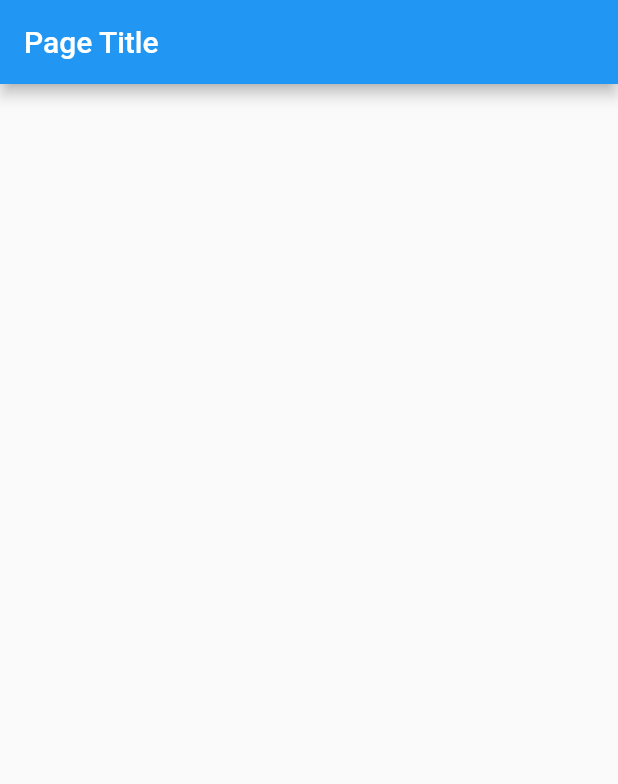
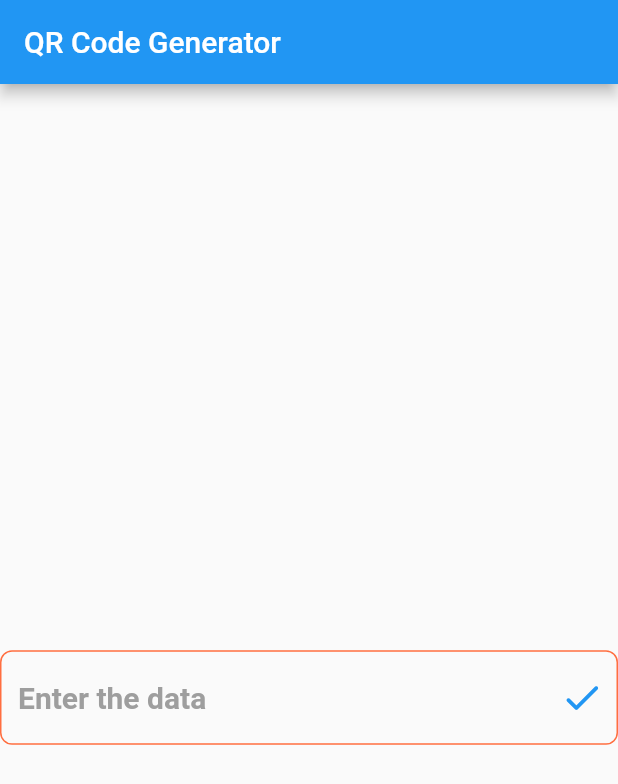
Before and after one commit to FadyFawzyOfficial/qr_code_scanner, a Flutter app: the screen it shows after launch, on a phone screen of 412 x 824 dp. Shown: the top 784 px of the screen. Run offline on Flutter 3.47's test engine with Material 2 defaults, Android fonts, the phone set to English and light mode, and no system bars.

Commit message:
1. Build the QR Generator Page

```diff
--- a/lib/main.dart
+++ b/lib/main.dart
@@ -1,4 +1,6 @@
 import 'package:flutter/material.dart';
+
+import 'pages/qr_generator_page.dart';
 
 void main() => runApp(MyApp());
 
@@ -6,28 +8,13 @@ class MyApp extends StatelessWidget {
   @override
   Widget build(BuildContext context) {
     return MaterialApp(
+      debugShowCheckedModeBanner: false,
       title: 'App',
       theme: ThemeData(
         primarySwatch: Colors.blue,
         visualDensity: VisualDensity.adaptivePlatformDensity,
       ),
-      home: MyHomePage(),
+      home: QRGeneratorPage(),
     );
   }
 }
-
-class MyHomePage extends StatefulWidget {
-  @override
-  _MyHomePageState createState() => _MyHomePageState();
-}
-
-class _MyHomePageState extends State<MyHomePage> {
-  @override
-  Widget build(BuildContext context) {
-    return Scaffold(
-      appBar: AppBar(
-        title: Text('Page Title'),
-      ),
-    );
-  }
-}
--- /dev/null
+++ b/lib/pages/qr_generator_page.dart
@@ -0,0 +1,58 @@
+import 'package:flutter/material.dart';
+
+class QRGeneratorPage extends StatefulWidget {
+  @override
+  _QRGeneratorPageState createState() => _QRGeneratorPageState();
+}
+
+class _QRGeneratorPageState extends State<QRGeneratorPage> {
+  final controller = TextEditingController();
+
+  @override
+  Widget build(BuildContext context) {
+    return Scaffold(
+      appBar: AppBar(
+        title: Text('QR Code Generator'),
+      ),
+      body: Center(
+        child: SingleChildScrollView(
+          child: Column(
+            mainAxisAlignment: MainAxisAlignment.center,
+            children: [
+              SizedBox(height: 50),
+              buildTextField(context),
+            ],
+          ),
+        ),
+      ),
+    );
+  }
+
+  Widget buildTextField(BuildContext context) {
+    return TextField(
+      controller: controller,
+      style: TextStyle(
+        color: Colors.white,
+        fontSize: 20,
+        fontWeight: FontWeight.bold,
+      ),
+      decoration: InputDecoration(
+        hintText: 'Enter the data',
+        hintStyle: TextStyle(color: Colors.grey),
+        enabledBorder: OutlineInputBorder(
+          borderRadius: BorderRadius.circular(8),
+          borderSide: BorderSide(color: Colors.deepOrangeAccent),
+        ),
+        focusedBorder: OutlineInputBorder(
+          borderRadius: BorderRadius.circular(8),
+          borderSide: BorderSide(color: Theme.of(context).accentColor),
+        ),
+        suffixIcon: IconButton(
+          color: Theme.of(context).accentColor,
+          icon: Icon(Icons.done_rounded, size: 30),
+          onPressed: () => setState(() {}),
+        ),
+      ),
+    );
+  }
+}
```
